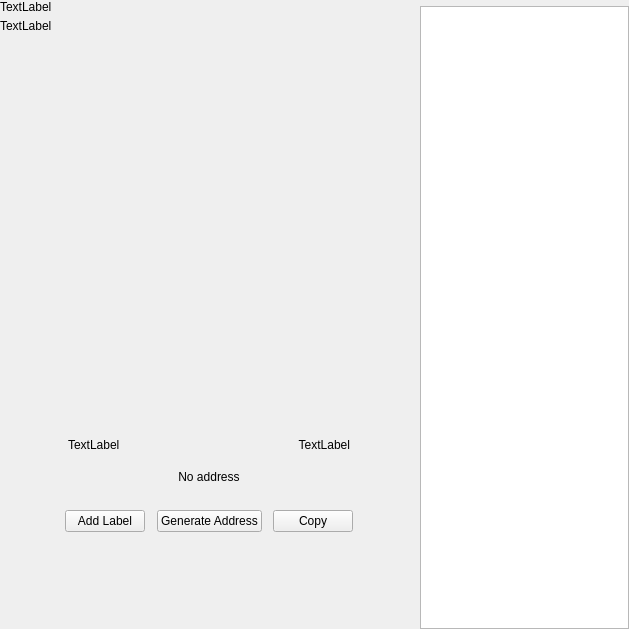
Old version of the form src/qt/pny/forms/receivewidget.ui in the repository decenomy/PNY.
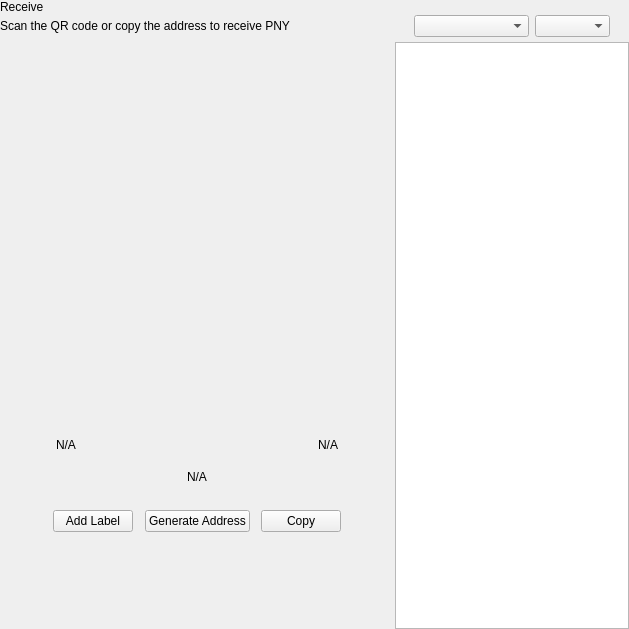
New version of the form. Custom widgets are drawn as their Qt base class.

```diff
--- a/src/qt/pny/forms/receivewidget.ui
+++ b/src/qt/pny/forms/receivewidget.ui
@@ -71,14 +71,14 @@
             <item>
              <widget class="QLabel" name="labelTitle">
               <property name="text">
-               <string>TextLabel</string>
+               <string>Receive</string>
               </property>
              </widget>
             </item>
             <item alignment="Qt::AlignTop">
              <widget class="QLabel" name="labelSubtitle1">
               <property name="text">
-               <string>TextLabel</string>
+               <string>Scan the QR code or copy the address to receive PNY</string>
               </property>
              </widget>
             </item>
@@ -190,7 +190,7 @@
               <item>
                <widget class="QLabel" name="labelLabel">
                 <property name="text">
-                 <string>TextLabel</string>
+                 <string notr="true">N/A</string>
                 </property>
                </widget>
               </item>
@@ -210,7 +210,7 @@
               <item>
                <widget class="QLabel" name="labelDate">
                 <property name="text">
-                 <string>TextLabel</string>
+                 <string notr="true">N/A</string>
                 </property>
                 <property name="alignment">
                  <set>Qt::AlignRight|Qt::AlignTrailing|Qt::AlignVCenter</set>
@@ -235,7 +235,7 @@
               </size>
              </property>
              <property name="text">
-              <string>No address</string>
+              <string notr="true">N/A</string>
              </property>
              <property name="alignment">
               <set>Qt::AlignCenter</set>
@@ -384,6 +384,66 @@
           </item>
          </layout>
         </item>
+        <item>
+         <widget class="QWidget" name="sortWidget" native="true">
+          <layout class="QHBoxLayout" name="horizontalLayout_6">
+           <property name="leftMargin">
+            <number>19</number>
+           </property>
+           <property name="rightMargin">
+            <number>19</number>
+           </property>
+           <property name="bottomMargin">
+            <number>5</number>
+           </property>
+           <item>
+            <spacer name="horizontalSpacer_3">
+             <property name="orientation">
+              <enum>Qt::Horizontal</enum>
+             </property>
+             <property name="sizeHint" stdset="0">
+              <size>
+               <width>40</width>
+               <height>20</height>
+              </size>
+             </property>
+            </spacer>
+           </item>
+           <item>
+            <widget class="QComboBox" name="comboBoxSort">
+             <property name="sizePolicy">
+              <sizepolicy hsizetype="Preferred" vsizetype="Fixed">
+               <horstretch>0</horstretch>
+               <verstretch>0</verstretch>
+              </sizepolicy>
+             </property>
+             <property name="minimumSize">
+              <size>
+               <width>115</width>
+               <height>0</height>
+              </size>
+             </property>
+            </widget>
+           </item>
+           <item>
+            <widget class="QComboBox" name="comboBoxSortOrder">
+             <property name="sizePolicy">
+              <sizepolicy hsizetype="Preferred" vsizetype="Fixed">
+               <horstretch>0</horstretch>
+               <verstretch>0</verstretch>
+              </sizepolicy>
+             </property>
+             <property name="minimumSize">
+              <size>
+               <width>75</width>
+               <height>0</height>
+              </size>
+             </property>
+            </widget>
+           </item>
+          </layout>
+         </widget>
+        </item>
         <item>
          <widget class="QListView" name="listViewAddress"/>
         </item>
```
